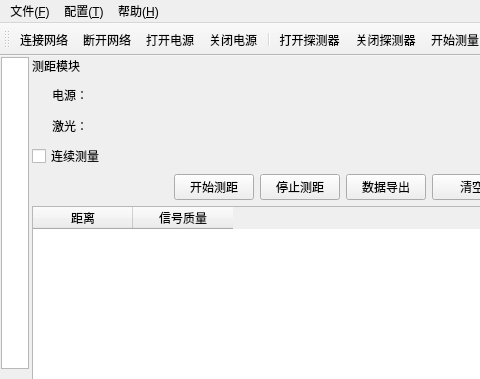
Old version of the form mainwindow.ui in the repository MrXiaomao/HEXRayFSS_QT; both pictures show x 0 to 480 and y 0 to 379 of the 1074 by 703 pixel window.
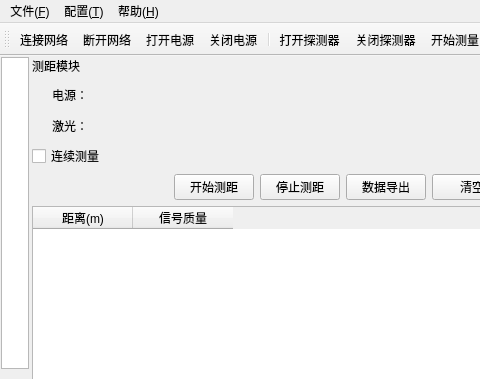
New version of the form. Icons and pictures are not drawn. Custom widgets are drawn as their Qt base class.

```diff
--- a/mainwindow.ui
+++ b/mainwindow.ui
@@ -335,7 +335,7 @@
          <widget class="QTableWidget" name="tableWidget_laser">
           <column>
            <property name="text">
-            <string>距离</string>
+            <string>距离(m)</string>
            </property>
           </column>
           <column>
```
Left out of the diff: 13 changed lines with no effect on the pictures.
